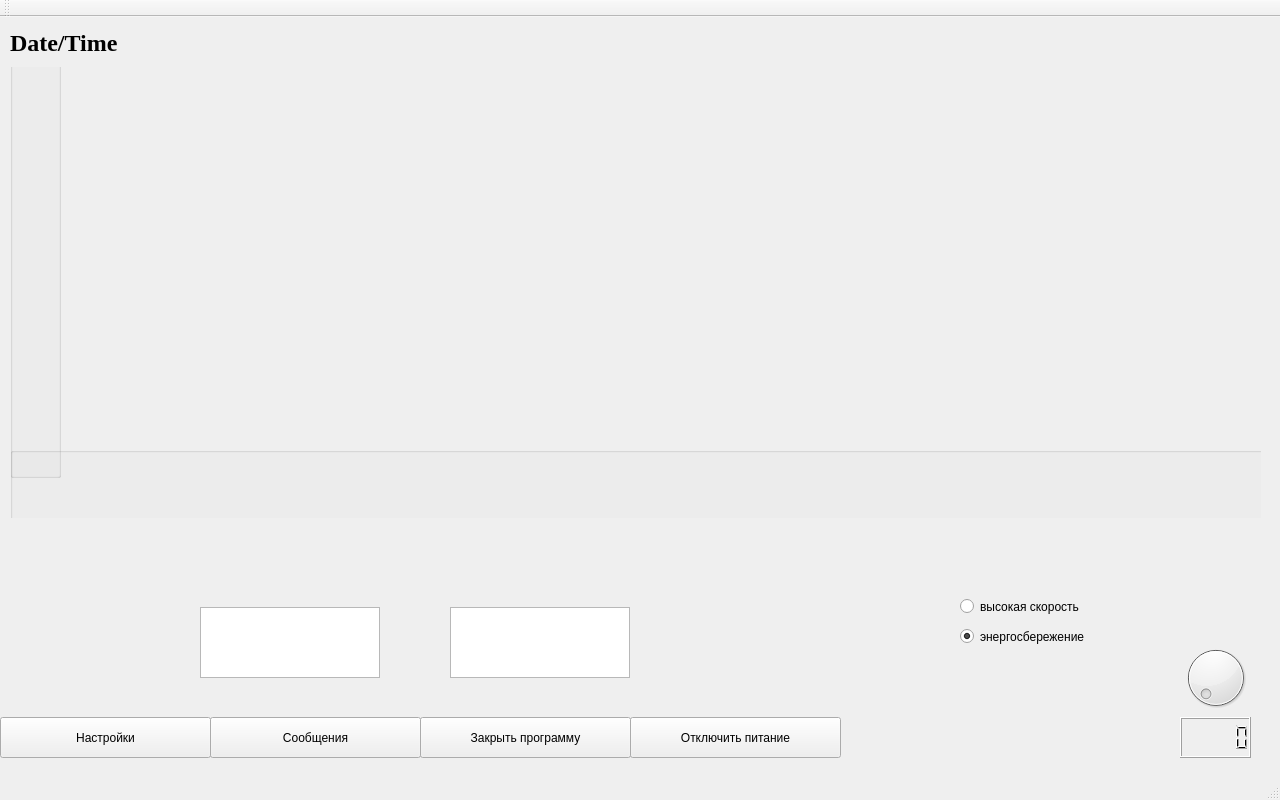
Before: the Qt Designer form mainwindow.ui in tomyqg/topaz-m, drawn with Qt 5.
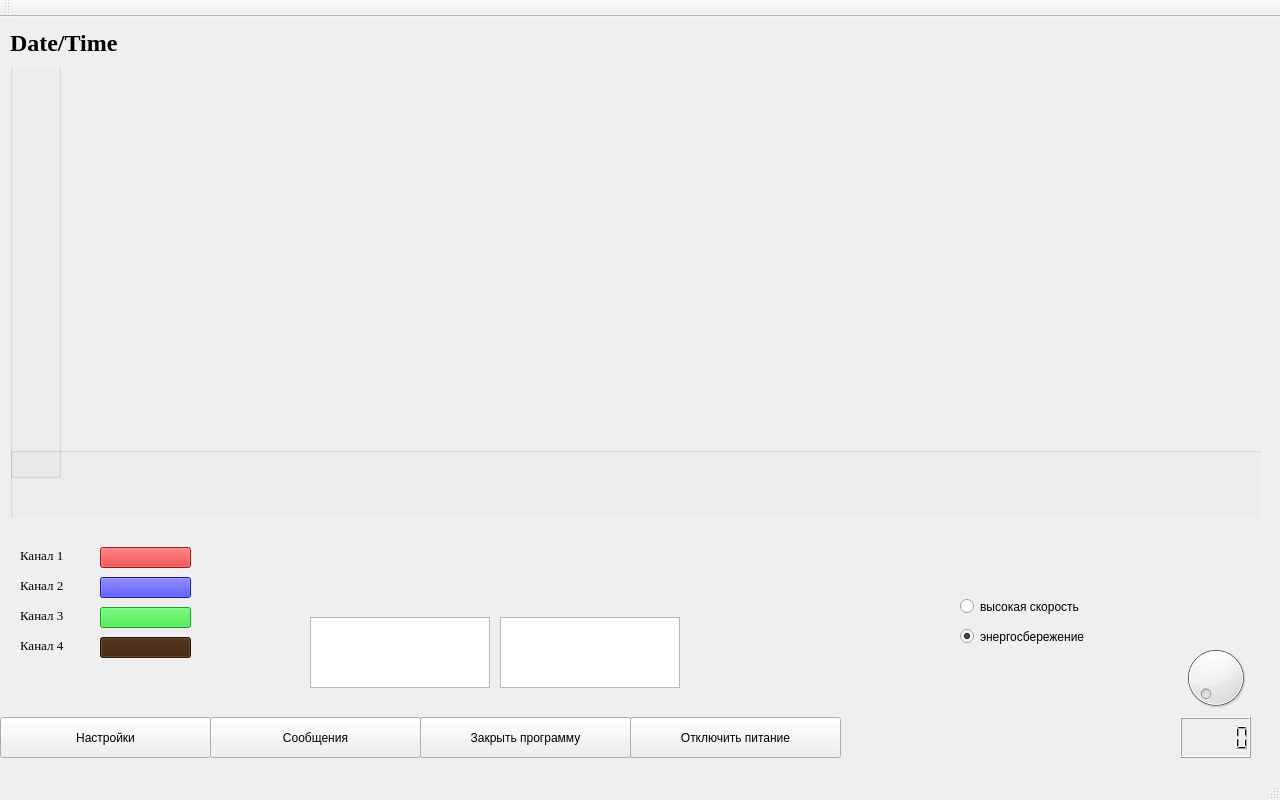
After: the same form once the commit is applied. Icons and pictures are not drawn. Custom widgets are drawn as their Qt base class.

Commit message: added legend, change width to 4

The edit to the form file:
```diff
--- a/mainwindow.ui
+++ b/mainwindow.ui
@@ -243,8 +243,8 @@
    <widget class="QListWidget" name="listWidget">
     <property name="geometry">
      <rect>
-      <x>450</x>
-      <y>590</y>
+      <x>500</x>
+      <y>600</y>
       <width>180</width>
       <height>71</height>
      </rect>
@@ -270,13 +270,169 @@
    <widget class="QTextEdit" name="textEdit_2">
     <property name="geometry">
      <rect>
-      <x>200</x>
-      <y>590</y>
+      <x>310</x>
+      <y>600</y>
       <width>180</width>
       <height>71</height>
      </rect>
     </property>
    </widget>
+   <widget class="QLabel" name="label_2">
+    <property name="geometry">
+     <rect>
+      <x>20</x>
+      <y>530</y>
+      <width>51</width>
+      <height>16</height>
+     </rect>
+    </property>
+    <property name="font">
+     <font>
+      <family>Times New Roman</family>
+      <pointsize>10</pointsize>
+     </font>
+    </property>
+    <property name="text">
+     <string>Канал 1</string>
+    </property>
+   </widget>
+   <widget class="QLabel" name="label_3">
+    <property name="geometry">
+     <rect>
+      <x>20</x>
+      <y>560</y>
+      <width>51</width>
+      <height>16</height>
+     </rect>
+    </property>
+    <property name="font">
+     <font>
+      <family>Times New Roman</family>
+      <pointsize>10</pointsize>
+     </font>
+    </property>
+    <property name="text">
+     <string>Канал 2</string>
+    </property>
+   </widget>
+   <widget class="QLabel" name="label_4">
+    <property name="geometry">
+     <rect>
+      <x>20</x>
+      <y>590</y>
+      <width>51</width>
+      <height>16</height>
+     </rect>
+    </property>
+    <property name="font">
+     <font>
+      <family>Times New Roman</family>
+      <pointsize>10</pointsize>
+     </font>
+    </property>
+    <property name="text">
+     <string>Канал 3</string>
+    </property>
+   </widget>
+   <widget class="QLabel" name="label_5">
+    <property name="geometry">
+     <rect>
+      <x>20</x>
+      <y>620</y>
+      <width>51</width>
+      <height>16</height>
+     </rect>
+    </property>
+    <property name="font">
+     <font>
+      <family>Times New Roman</family>
+      <pointsize>10</pointsize>
+     </font>
+    </property>
+    <property name="text">
+     <string>Канал 4</string>
+    </property>
+   </widget>
+   <widget class="QPushButton" name="pushButton_5">
+    <property name="geometry">
+     <rect>
+      <x>100</x>
+      <y>530</y>
+      <width>91</width>
+      <height>21</height>
+     </rect>
+    </property>
+    <property name="focusPolicy">
+     <enum>Qt::ClickFocus</enum>
+    </property>
+    <property name="styleSheet">
+     <string notr="true">color: rgb(231, 92, 255);
+background-color: rgb(219, 37, 37);</string>
+    </property>
+    <property name="text">
+     <string/>
+    </property>
+   </widget>
+   <widget class="QPushButton" name="pushButton_6">
+    <property name="geometry">
+     <rect>
+      <x>100</x>
+      <y>560</y>
+      <width>91</width>
+      <height>21</height>
+     </rect>
+    </property>
+    <property name="focusPolicy">
+     <enum>Qt::ClickFocus</enum>
+    </property>
+    <property name="styleSheet">
+     <string notr="true">color: rgb(231, 92, 255);
+background-color: rgb(43, 37, 219);</string>
+    </property>
+    <property name="text">
+     <string/>
+    </property>
+   </widget>
+   <widget class="QPushButton" name="pushButton_7">
+    <property name="geometry">
+     <rect>
+      <x>100</x>
+      <y>620</y>
+      <width>91</width>
+      <height>21</height>
+     </rect>
+    </property>
+    <property name="focusPolicy">
+     <enum>Qt::ClickFocus</enum>
+    </property>
+    <property name="styleSheet">
+     <string notr="true">color: rgb(231, 92, 255);
+background-color: rgb(59, 30, 7);</string>
+    </property>
+    <property name="text">
+     <string/>
+    </property>
+   </widget>
+   <widget class="QPushButton" name="pushButton_8">
+    <property name="geometry">
+     <rect>
+      <x>100</x>
+      <y>590</y>
+      <width>91</width>
+      <height>21</height>
+     </rect>
+    </property>
+    <property name="focusPolicy">
+     <enum>Qt::ClickFocus</enum>
+    </property>
+    <property name="styleSheet">
+     <string notr="true">color: rgb(231, 92, 255);
+background-color: rgb(37, 219, 49);</string>
+    </property>
+    <property name="text">
+     <string/>
+    </property>
+   </widget>
   </widget>
   <widget class="QMenuBar" name="menuBar">
    <property name="geometry">
```
The commit also changes 7 other files.
